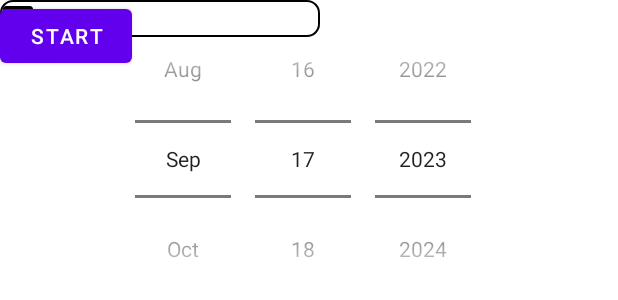
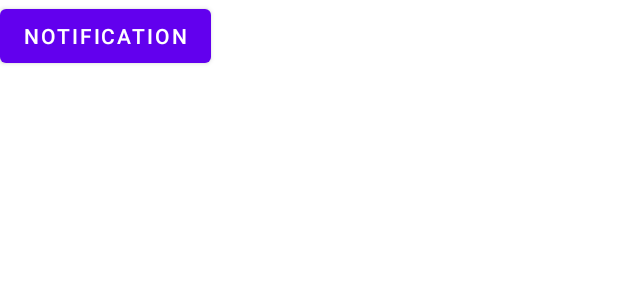
Before and after one commit to NurfaGazman/PSM, an Android app: the layout activity_main.xml on its own in the app's theme, with its tools: preview values and no code run, on a phone screen of 412 x 824 dp. Shown: the top 300 px of the screen. Run offline under Robolectric (Android 15) with nearby library versions, the phone set to English and light mode, and no system bars; network calls fail.

Commit message:
Notification

```diff
--- a/app/src/main/AndroidManifest.xml
+++ b/app/src/main/AndroidManifest.xml
@@ -12,7 +12,7 @@
         android:dataExtractionRules="@xml/data_extraction_rules"
         android:fullBackupContent="@xml/backup_rules"
         android:icon="@mipmap/ic_launcher"
-        android:label="@string/app_name"
+        android:label="Ladies Life and Safety"
         android:networkSecurityConfig="@xml/network_security_config"
         android:roundIcon="@mipmap/ic_launcher_round"
         android:supportsRtl="true"
--- a/app/src/main/java/com/example/psm/Controller/RequestController.java
+++ b/app/src/main/java/com/example/psm/Controller/RequestController.java
@@ -21,6 +21,7 @@ public class RequestController extends StringRequest {
 
 //server URL ikut ipv4 (ipconfig) dlm cmd
     public static String serverUrl = "http://10.0.2.2:8080/PSM";// ip default test kt emulator
+
     //public static String serverUrl = "http://192.168.8.114:8080/PSM"; //check kt controlpanel
 
     //ip baru
--- a/app/src/main/java/com/example/psm/ManagedProfile.java
+++ b/app/src/main/java/com/example/psm/ManagedProfile.java
@@ -48,7 +48,7 @@ public class ManagedProfile extends AppCompatActivity {
         binding = ActivityManagedProfileBinding.inflate(getLayoutInflater());
         setContentView(binding.getRoot());
         getSupportActionBar().setDisplayHomeAsUpEnabled(true); //backbutton
-        binding.btnSave.setBackgroundColor(Color.parseColor("#db5a6b"));  //color button
+        binding.btnSave.setBackgroundColor(Color.parseColor("#F42B82"));  //color button
         requestQueue = Volley.newRequestQueue(getApplicationContext()) ;
 
         swal=new SweetAlert();
--- a/app/src/main/java/com/example/psm/Model/Period.java
+++ b/app/src/main/java/com/example/psm/Model/Period.java
@@ -202,6 +202,7 @@ public class Period extends Row {
  public int getPeriodLength (){
         //length define variable , type int kalau data xkira store dia akan return -1. sebb tu guna -1.
         //kalau ad kiraan akan berubah data, klau xdak, akan return -1
+
         int length = -1;
 
         if(date_start != null && date_end != null){
--- a/app/src/main/res/layout/activity_forgot_password.xml
+++ b/app/src/main/res/layout/activity_forgot_password.xml
@@ -31,7 +31,7 @@
         android:fontFamily="serif-bold"
         android:text="Reset New Password"
         android:textAlignment="center"
-        android:textColor="#E91E63"
+        android:textColor="#000000"
         android:textSize="25sp"
         app:layout_constraintEnd_toStartOf="@+id/vh1"
         app:layout_constraintHorizontal_bias="0.4"
--- a/app/src/main/res/layout/activity_main.xml
+++ b/app/src/main/res/layout/activity_main.xml
@@ -6,31 +6,12 @@
     android:layout_height="match_parent"
     tools:context=".MainActivity">
 
-    <DatePicker
-        android:id="@+id/datePicker"
-        android:datePickerMode="spinner"
-        android:layout_width="match_parent"
-        android:calendarViewShown="false"
-        android:layout_height="wrap_content" />
-
     <Button
-        android:id="@+id/btnStart"
+        android:id="@+id/btn_Notify"
         android:layout_width="wrap_content"
         android:layout_height="wrap_content"
-        android:text="start"
+        android:text="Notification"
         tools:layout_editor_absoluteX="161dp"
         tools:layout_editor_absoluteY="303dp" />
 
-    <EditText
-        android:id="@+id/editTextTextPersonName"
-        android:layout_width="wrap_content"
-        android:layout_height="wrap_content"
-        android:ems="10"
-        android:inputType="textPersonName"
-        android:text="Name"
-        android:background="@drawable/rounded_corner"
-        android:drawableStart="@drawable/ic_email"
-        tools:layout_editor_absoluteX="100dp"
-        tools:layout_editor_absoluteY="450dp" />
-
 </androidx.constraintlayout.widget.ConstraintLayout>
--- a/app/src/main/res/layout/activity_period_dashboard.xml
+++ b/app/src/main/res/layout/activity_period_dashboard.xml
@@ -168,6 +168,6 @@
         app:backgroundTint="#FE2147"
         app:layout_constraintBottom_toBottomOf="parent"
         app:layout_constraintEnd_toEndOf="parent"
-        app:srcCompat="@drawable/dashboards" />
+        app:srcCompat="@drawable/loop" />
 
 </androidx.constraintlayout.widget.ConstraintLayout>
--- a/app/src/main/res/layout/activity_register2.xml
+++ b/app/src/main/res/layout/activity_register2.xml
@@ -69,7 +69,7 @@
         android:fontFamily="serif-bold"
         android:text="Sign Up"
         android:textAlignment="center"
-        android:textColor="#E91E63"
+        android:textColor="#000000"
         android:textSize="30sp"
         app:layout_constraintEnd_toStartOf="@+id/vh1"
         app:layout_constraintStart_toStartOf="@+id/vh2"
```
Also changed, not shown: app/src/main/java/com/example/psm/Login.java (+6 -3 lines), app/src/main/java/com/example/psm/MainActivity.java (deleted, +0 -13 lines), app/src/main/java/com/example/psm/PeriodHistory.java (+48 -1 lines), app/src/main/res/layout/activity_login.xml (+18 -4 lines), app/src/main/res/drawable/call.png (added).
